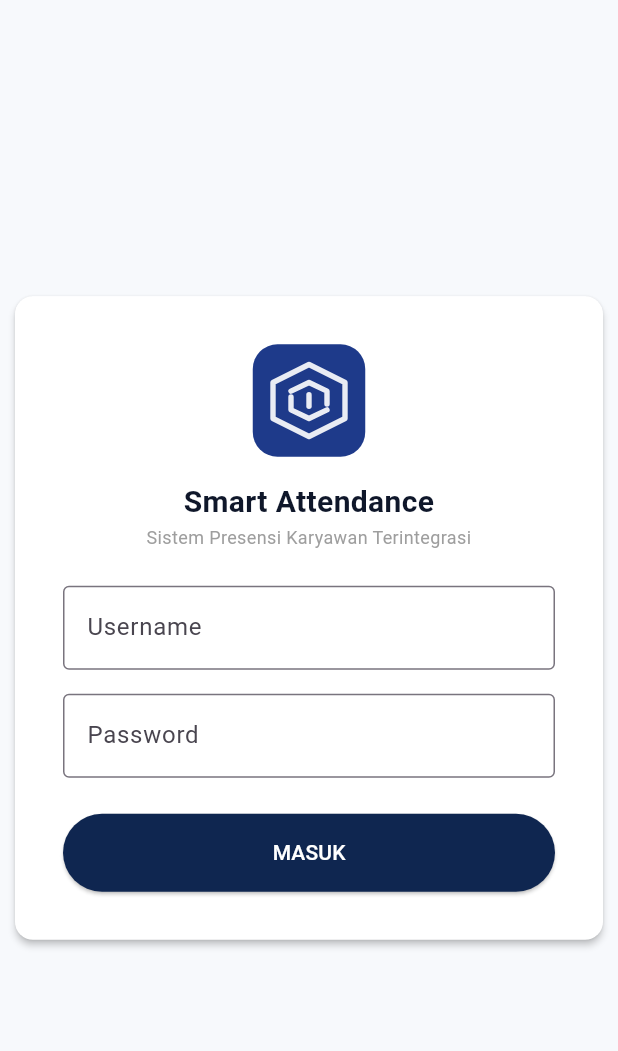
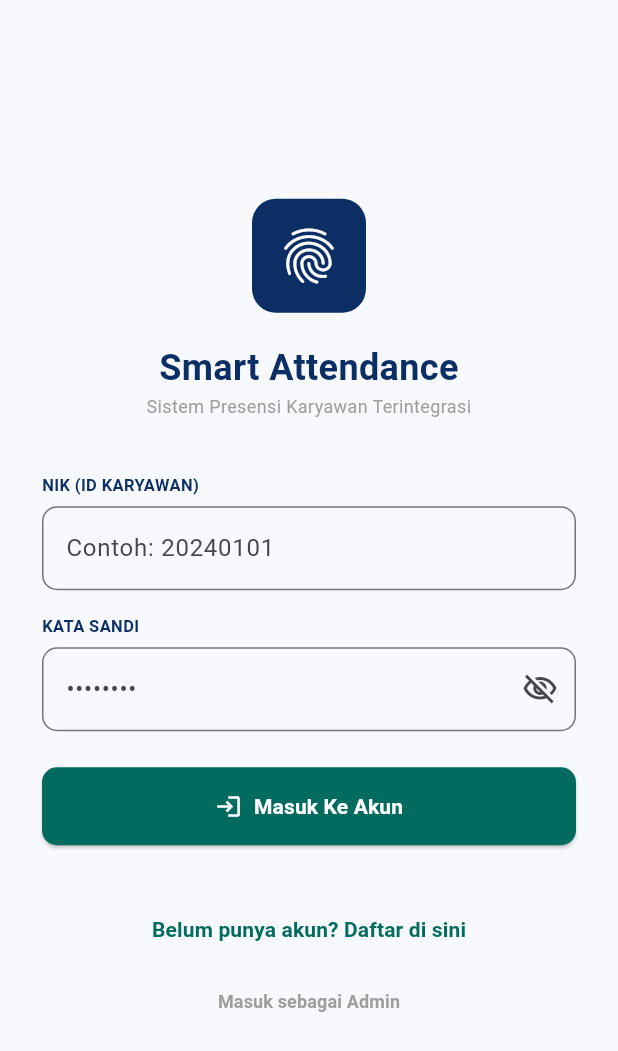
Before and after one commit to iqihaz25/kelompok-4_smart_attendance, a Flutter app: the screen it shows after launch, on a phone screen of 412 x 824 dp. Shown: the top 1051 px of the screen. Run offline on Flutter 3.47's test engine with Material 3 defaults, Android fonts, the phone set to English and light mode, and no system bars; our stand-ins replace camera, cloud_firestore, firebase_auth, firebase_core, fl_chart, geolocator; missing offline and left inert: dart:html, excel; accounts and stored records are empty.

```diff
--- a/lib/main.dart
+++ b/lib/main.dart
@@ -1,30 +1,47 @@
 import 'package:flutter/material.dart';
 import 'package:provider/provider.dart';
+import 'package:firebase_core/firebase_core.dart';
+import 'package:camera/camera.dart';
+import 'firebase_options.dart';
 import 'core/theme/app_theme.dart';
 import 'features/dashboard/controllers/dashboard_controller.dart';
-import 'features/auth/views/login_screen.dart';
+import 'screens/login_screen.dart';
 
-void main() {
+List<CameraDescription> cameras = [];
+
+void main() async {
+  WidgetsFlutterBinding.ensureInitialized();
+  try {
+    cameras = await availableCameras();
+  } catch (e) {
+    print("Kamera tidak terdeteksi: \$e");
+  }
+  await Firebase.initializeApp(options: DefaultFirebaseOptions.currentPlatform);
   runApp(
     MultiProvider(
       providers: [
         ChangeNotifierProvider(create: (_) => DashboardController()),
       ],
-      child: const MyApp(),
+      child: const SmartAttendanceApp(),
     ),
   );
 }
 
-class MyApp extends StatelessWidget {
-  const MyApp({Key? key}) : super(key: key);
+class SmartAttendanceApp extends StatelessWidget {
+  const SmartAttendanceApp({super.key});
 
   @override
   Widget build(BuildContext context) {
     return MaterialApp(
-      title: 'Smart Attendance Admin',
+      title: 'Smart Attendance',
       debugShowCheckedModeBanner: false,
       theme: AppTheme.lightTheme,
-      home: const LoginScreen(), // Memulai flow dari Login
+      home: Center(
+        child: Container(
+          constraints: const BoxConstraints(maxWidth: 450),
+          child: const LoginScreen(),
+        ),
+      ),
     );
   }
 }
--- a/lib/screens/login_screen.dart
+++ b/lib/screens/login_screen.dart
@@ -3,6 +3,7 @@ import 'package:cloud_firestore/cloud_firestore.dart';
 import 'package:firebase_auth/firebase_auth.dart';
 import 'register_info_screen.dart';
 import 'dashboard_screen.dart';
+import '../features/auth/views/login_screen.dart' as admin_auth;
 
 class LoginScreen extends StatefulWidget {
   const LoginScreen({super.key});
@@ -98,6 +99,10 @@ class _LoginScreenState extends State<LoginScreen> {
               onPressed: () => Navigator.push(context, MaterialPageRoute(builder: (context) => const RegisterInfoScreen())),
               child: const Text('Belum punya akun? Daftar di sini', style: TextStyle(color: Color(0xFF006B5E), fontWeight: FontWeight.bold)),
             ),
+            TextButton(
+              onPressed: () => Navigator.pushReplacement(context, MaterialPageRoute(builder: (context) => const admin_auth.LoginScreen())),
+              child: const Text('Masuk sebagai Admin', style: TextStyle(color: Colors.grey, fontWeight: FontWeight.bold, fontSize: 12)),
+            ),
           ],
         ),
       ),
```
Also changed, not shown: lib/features/dashboard/views/widgets/dashboard_screen.dart (+4 -4 lines).
